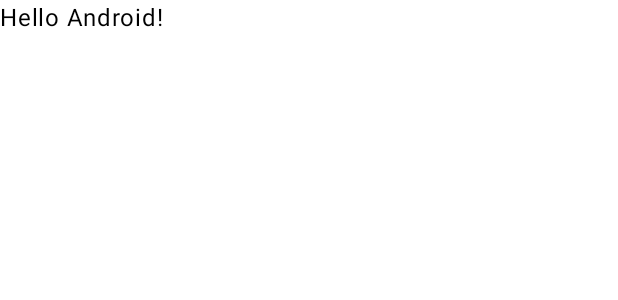
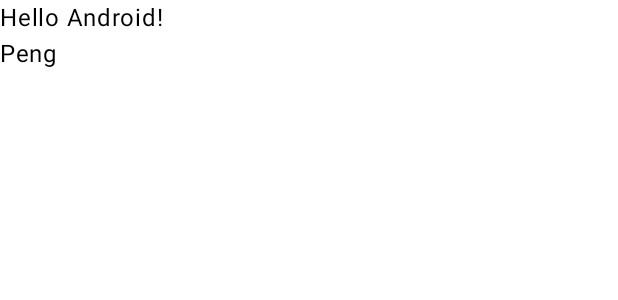
Before and after one commit to vivalavida624/ShiftApp, an Android app built with Jetpack Compose: the @Preview function GreetingPreview, on a phone screen of 412 x 824 dp. Shown: the top 300 px of the screen. Run offline under Robolectric (Android 15) with nearby library versions, the phone set to English and light mode, and no system bars.

```diff
--- a/app/src/main/java/com/map08/shiftapp/MainActivity.kt
+++ b/app/src/main/java/com/map08/shiftapp/MainActivity.kt
@@ -4,6 +4,7 @@ import android.os.Bundle
 import androidx.activity.ComponentActivity
 import androidx.activity.compose.setContent
 import androidx.activity.enableEdgeToEdge
+import androidx.compose.foundation.layout.Column
 import androidx.compose.foundation.layout.fillMaxSize
 import androidx.compose.foundation.layout.padding
 import androidx.compose.material3.Scaffold
@@ -32,10 +33,16 @@ class MainActivity : ComponentActivity() {
 
 @Composable
 fun Greeting(name: String, modifier: Modifier = Modifier) {
+Column {
     Text(
         text = "Hello $name!",
         modifier = modifier
     )
+    Text(
+        text = "Peng",
+        modifier = modifier
+    )
+}
 }
 
 @Preview(showBackground = true)
```
